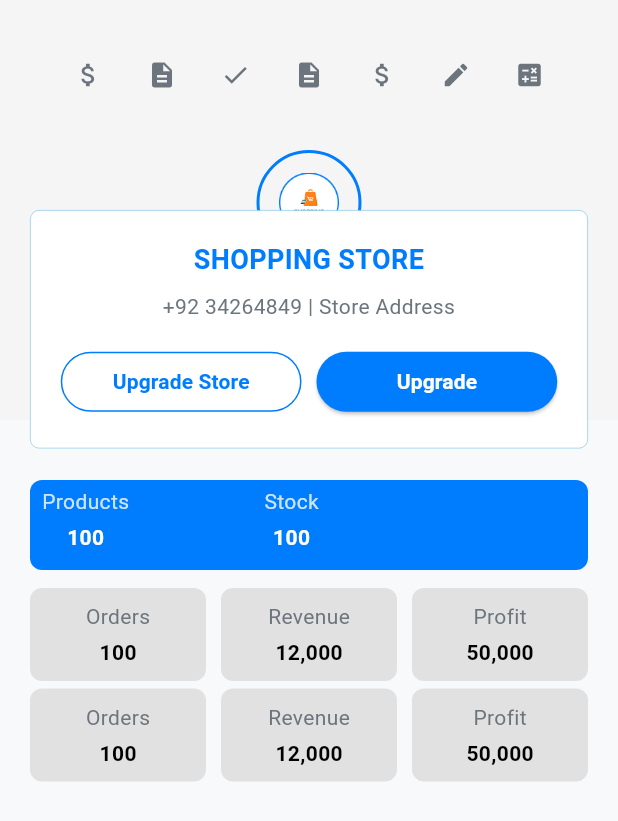
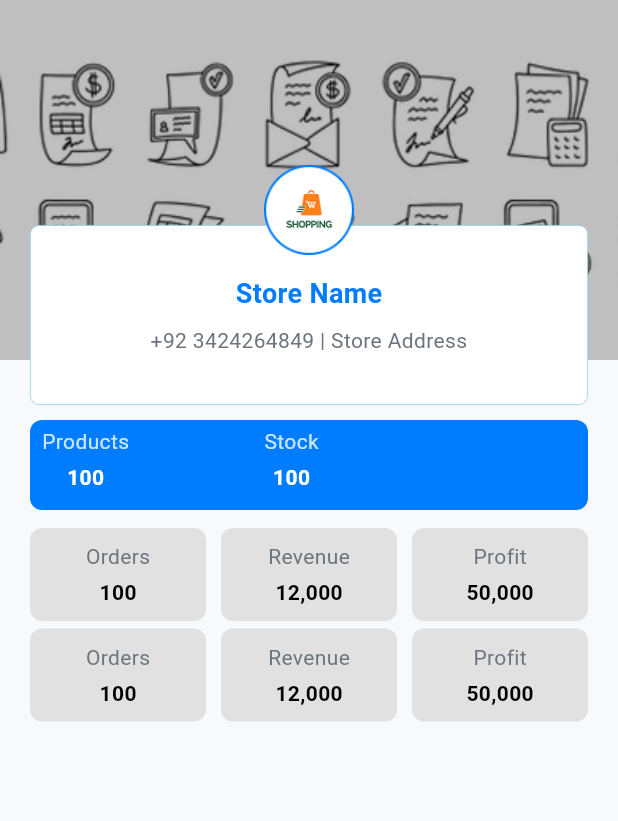
Before and after one commit to maliksubhan3018/Pos-Version-1, a Flutter app: the _DashboardHome screen opened directly, on a phone screen of 412 x 824 dp. Shown: the top 821 px of the screen. Run offline on Flutter 3.47's test engine with Material 3 defaults, Android fonts, the phone set to English and light mode, and no system bars; our stand-ins replace fl_chart, get, image_picker, persistent_bottom_nav_bar, pin_code_fields.

Commit message:
setting and some widget

```diff
--- a/lib/main.dart
+++ b/lib/main.dart
@@ -2,7 +2,6 @@ import 'package:flutter/material.dart';
 import 'package:get/get.dart';
 import 'package:posversion1/config/route.dart';
 import 'package:posversion1/config/route_name.dart';
-
 
 void main() {
   runApp(const MyApp());
@@ -21,7 +20,7 @@ class MyApp extends StatelessWidget {
         useMaterial3: true,
       ),
       getPages: AppRoutes.routes(),
-       initialRoute: MyPagesName.onboarding,
+      initialRoute: MyPagesName.onboarding,
       //home: const AllIn(), // ✅ Correct call
     );
   }
--- a/lib/view/dashboard/dashboard.dart
+++ b/lib/view/dashboard/dashboard.dart
@@ -3,6 +3,7 @@
 import 'package:fl_chart/fl_chart.dart';
 import 'package:flutter/material.dart';
 import 'package:persistent_bottom_nav_bar/persistent_bottom_nav_bar.dart';
+import 'package:posversion1/view/setting/setting.dart';
 import 'package:posversion1/widgets/mycolors.dart';
 import 'package:posversion1/widgets/store_header.dart';
 
@@ -28,7 +29,7 @@ class _DashboardState extends State<Dashboard> {
       const Center(child: Text("Products Page")),
       const Center(child: Text("POS Page")),
       const Center(child: Text("Sales Page")),
-      const Center(child: Text("Settings Page")),
+      const Setting(),
     ];
   }
 
--- a/lib/widgets/myimages.dart
+++ b/lib/widgets/myimages.dart
@@ -4,5 +4,6 @@ class MyImages {
   static const String img1 = 'assets/myimages/image 148.png';
   static const String shoppinglogo = 'assets/myimages/Ellipse 6651.png';
   static const String drawimage = 'assets/myimages/image 293.png';
+  static const String personimge = 'assets/myimages/image 149 (1).png';
 
 }
--- a/lib/widgets/store_header.dart
+++ b/lib/widgets/store_header.dart
@@ -5,68 +5,28 @@ import 'package:posversion1/widgets/myimages.dart';
 
 class StoreHeader extends StatelessWidget {
   const StoreHeader({super.key});
-
   @override
   Widget build(BuildContext context) {
     return Stack(
       clipBehavior: Clip.none,
       children: [
         Container(
-          height: 280,
+          height: 240,
           width: double.infinity,
           decoration: BoxDecoration(
-            color: Colors.grey[100],
-          ),
-        ),
-        Positioned(
-          top: 40,
-          left: 20,
-          right: 20,
-          child: Row(
-            mainAxisAlignment: MainAxisAlignment.spaceEvenly,
-            children: [
-              Icon(Icons.attach_money, size: 20, color: AppColors.gray),
-              Icon(Icons.description, size: 20, color: AppColors.gray),
-              Icon(Icons.check, size: 20, color: AppColors.gray),
-              Icon(Icons.description, size: 20, color: AppColors.gray),
-              Icon(Icons.attach_money, size: 20, color: AppColors.gray),
-              Icon(Icons.edit, size: 20, color: AppColors.gray),
-              Icon(Icons.calculate, size: 20, color: AppColors.gray),
-            ],
-          ),
-        ),
-        Positioned(
-          top: 100,
-          left: 0,
-          right: 0,
-          child: Center(
-            child: Container(
-              width: 70,
-              height: 70,
-              decoration: BoxDecoration(
-                shape: BoxShape.circle,
-                color: Colors.transparent,
-                border: Border.all(
-                  color: AppColors.blue,
-                  width: 2,
-                ),
-              ),
-              child: Center(
-                child: Image.asset(
-                  MyImages.shoppinglogo,
-                  height: 40,
-                  width: 40,
-                ),
-              ),
+            image: DecorationImage(
+              image: AssetImage(MyImages.drawimage),
+              fit: BoxFit.fill,
             ),
           ),
         ),
         Positioned(
-          top: 140,
+          top: 150,
           left: 20,
           right: 20,
           child: Container(
-            padding: EdgeInsets.all(20),
+            height: 120,
+            padding: EdgeInsets.symmetric(vertical: 22, horizontal: 20),
             decoration: BoxDecoration(
               color: AppColors.white,
               borderRadius: BorderRadius.circular(6),
@@ -76,63 +36,32 @@ class StoreHeader extends StatelessWidget {
               ),
             ),
             child: Column(
-              mainAxisSize: MainAxisSize.min,
+              mainAxisAlignment: MainAxisAlignment.center,
               children: [
                 Text(
-                  'SHOPPING STORE',
+                  'Store Name',
                   style: TextStyle(
                     fontSize: 18,
                     fontWeight: FontWeight.bold,
                     color: AppColors.blue,
                   ),
-                  textAlign: TextAlign.center,
                 ),
                 const SizedBox(height: 8),
                 Text(
-                  '+92 34264849 | Store Address',
+                  '+92 3424264849 | Store Address',
                   style: TextStyle(color: AppColors.gray, fontSize: 14),
                   textAlign: TextAlign.center,
-                ),
-                const SizedBox(height: 16),
-                Row(
-                  children: [
-                    Expanded(
-                      child: OutlinedButton(
-                        onPressed: () {},
-                        style: OutlinedButton.styleFrom(
-                          side: BorderSide(color: AppColors.blue),
-                        ),
-                        child: Text(
-                          'Upgrade Store',
-                          style: TextStyle(
-                            color: AppColors.blue,
-                            fontWeight: FontWeight.w600,
-                          ),
-                        ),
-                      ),
-                    ),
-                    const SizedBox(width: 10),
-                    Expanded(
-                      child: ElevatedButton(
-                        onPressed: () {},
-                        style: ElevatedButton.styleFrom(
-                          backgroundColor: AppColors.blue,
-                        ),
-                        child: Text(
-                          'Upgrade',
-                          style: TextStyle(
-                            color: Colors.white,
-                            fontWeight: FontWeight.w600,
-                          ),
-                        ),
-                      ),
-                    ),
-                  ],
                 ),
               ],
             ),
           ),
         ),
+        Positioned(
+          top: 110,
+          left: 0,
+          right: 0,
+          child: Center(child: Image.asset(MyImages.shoppinglogo, height: 60)),
+        ),
       ],
     );
   }
--- a/pubspec.yaml
+++ b/pubspec.yaml
@@ -40,6 +40,9 @@ dependencies:
   flutter_otp_text_field: ^1.5.1+1
   pin_code_fields: ^8.0.1
   fl_chart: ^1.1.1
+  # provider: ^6.1.5+1
+  # adaptive_theme: ^3.7.2
+  # get_storage: ^2.1.1
 
 dev_dependencies:
   flutter_test:
```
Also changed, not shown: lib/view/setting/setting.dart (added, +121 -0 lines), lib/view/themes/app_themes.dart (added, +41 -0 lines), lib/view/themes/theme_service.dart (added, +19 -0 lines), lib/widgets/list_tile.dart (added, +65 -0 lines), assets/myimages/image 149 (1).png (added).
